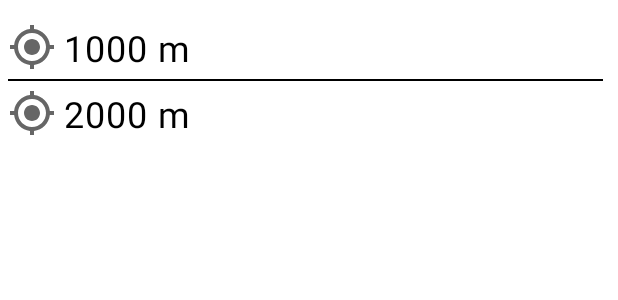
After one commit to moevm/adfmp1h21-navigator, an Android app: the layout distance_container.xml on its own in the app's theme, with its tools: preview values and no code run, on a phone screen of 412 x 824 dp. The commit adds this screen. Shown: the top 300 px of the screen. Run offline under Robolectric (Android 15) with nearby library versions, the phone set to English and light mode, and no system bars.

Commit message:
add distance and fix flows

```diff
--- /dev/null
+++ b/AndroidNavigatorLETI/app/src/main/res/layout/distance_container.xml
@@ -0,0 +1,69 @@
+<?xml version="1.0" encoding="utf-8"?>
+<androidx.constraintlayout.widget.ConstraintLayout xmlns:android="http://schemas.android.com/apk/res/android"
+    xmlns:tools="http://schemas.android.com/tools"
+    android:layout_width="match_parent"
+    android:layout_height="match_parent"
+    android:paddingEnd="10dp"
+    xmlns:app="http://schemas.android.com/apk/res-auto"
+    android:background="@color/app_white"
+    android:orientation="vertical"
+    android:padding="5dp">
+
+    <androidx.appcompat.widget.AppCompatImageView
+        android:id="@+id/point_image"
+        android:layout_width="wrap_content"
+        android:layout_height="wrap_content"
+        app:srcCompat="@drawable/ic_location"
+        android:layout_marginTop="10dp"
+        app:layout_constraintLeft_toLeftOf="parent"
+        app:layout_constraintTop_toTopOf="parent" />
+
+    <TextView
+        android:id="@+id/point_distance"
+        android:layout_width="wrap_content"
+        android:layout_height="wrap_content"
+        android:letterSpacing="0.03"
+        android:textAlignment="center"
+        android:textColor="#000000"
+        android:layout_marginStart="5dp"
+        app:layout_constraintLeft_toRightOf="@+id/point_image"
+        app:layout_constraintTop_toTopOf="@+id/point_image"
+        app:layout_constraintBottom_toBottomOf="@+id/point_image"
+        android:textSize="@dimen/default_corner_radius"
+        tools:text="1000 m" />
+
+    <View
+        android:id="@+id/delimit"
+        android:layout_width="match_parent"
+        android:layout_height="1dp"
+        android:layout_marginTop="5dp"
+        android:background="@color/black"
+        app:layout_constraintTop_toBottomOf="@+id/point_image"
+        app:layout_constraintLeft_toLeftOf="@+id/point_image"
+        app:layout_constraintRight_toRightOf="@+id/point_distance"/>
+
+    <androidx.appcompat.widget.AppCompatImageView
+        android:id="@+id/traffic_image"
+        android:layout_width="wrap_content"
+        android:layout_height="wrap_content"
+        android:layout_marginTop="5dp"
+        app:layout_constraintTop_toBottomOf="@+id/delimit"
+        app:layout_constraintLeft_toLeftOf="@+id/point_image"
+        app:layout_constraintRight_toRightOf="@+id/point_image"
+        app:srcCompat="@drawable/ic_location" />
+
+    <TextView
+        android:id="@+id/traffic_distance"
+        android:layout_width="wrap_content"
+        android:layout_height="wrap_content"
+        android:letterSpacing="0.03"
+        android:textAlignment="center"
+        android:textColor="#000000"
+        android:layout_marginStart="5dp"
+        app:layout_constraintLeft_toRightOf="@+id/traffic_image"
+        app:layout_constraintTop_toTopOf="@+id/traffic_image"
+        app:layout_constraintBottom_toBottomOf="@+id/traffic_image"
+        android:textSize="@dimen/default_corner_radius"
+        tools:text="2000 m" />
+
+</androidx.constraintlayout.widget.ConstraintLayout>
```
Also changed, not shown: AndroidNavigatorLETI/app/src/main/java/com/example/androidnavigatorleti/data/ViewStateParams.kt (added, +9 -0 lines), AndroidNavigatorLETI/app/src/main/java/com/example/androidnavigatorleti/ui/main/MapFragment.kt (+13 -4 lines), AndroidNavigatorLETI/app/src/main/java/com/example/androidnavigatorleti/ui/main/MapViewModel.kt (+38 -29 lines), AndroidNavigatorLETI/app/src/main/res/layout/fragment_map.xml (+9 -0 lines).
